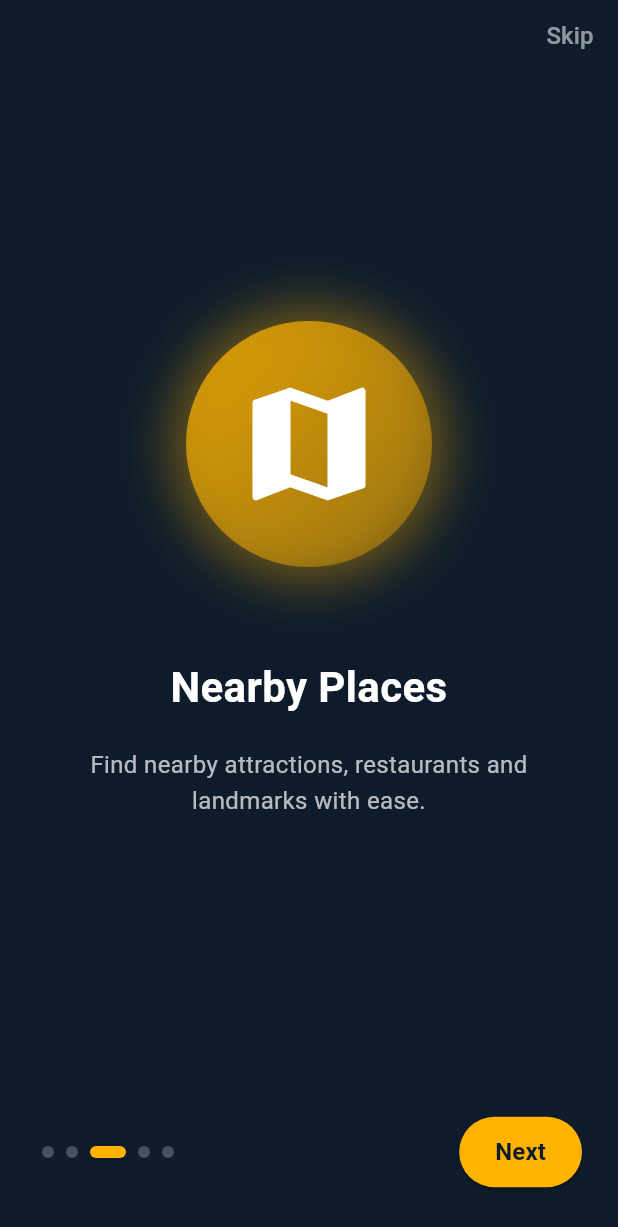
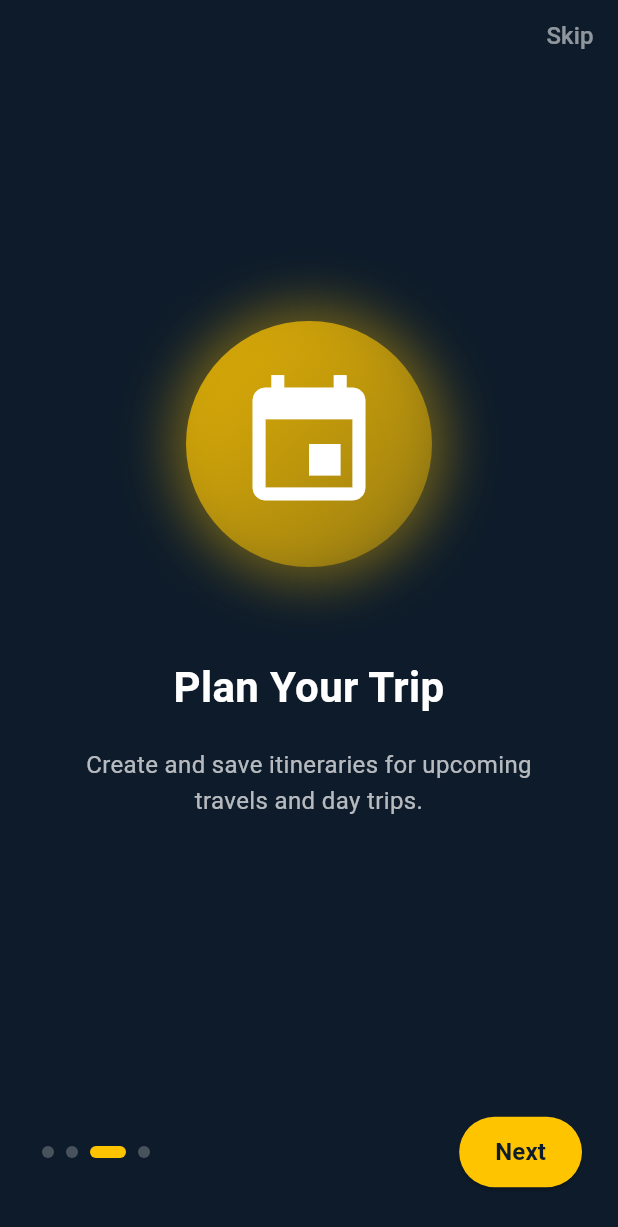
Before and after one commit to ChamodyaRuvishan/Mr-Guide-Latest, a Flutter app: the OnboardingScreen screen opened by its route, swiped to page 3, on a phone screen of 412 x 824 dp. Shown: the top 1227 px of the screen. Run offline on Flutter 3.47's test engine with Material 3 defaults, Android fonts, the phone set to English and light mode, and no system bars; our stand-ins replace flutter_map, geolocator, latlong2, shared_preferences; accounts and stored records are empty.

Commit message:
changes  in mobile app

```diff
--- a/lib/screens/onboarding_screen.dart
+++ b/lib/screens/onboarding_screen.dart
@@ -13,12 +13,12 @@ class _OnboardingScreenState extends State<OnboardingScreen> {
   int _currentPage = 0;
 
   final List<OnboardingPage> _pages = [
-    OnboardingPage(
-      icon: Icons.location_on,
-      color: const Color(0xFFFFC107),
-      title: "Welcome to Mr.Guide",
-      message: "Your personal tour guide. Discover places, plan trips, and explore with confidence.",
-    ),
+    // OnboardingPage(
+    //   icon: Icons.location_on,
+    //   color: const Color(0xFFFFC107),
+    //   title: "Welcome to Mr.Guide",
+    //   message: "Your personal tour guide. Discover places, plan trips, and explore with confidence.",
+    // ),
     OnboardingPage(
       icon: Icons.explore,
       color: const Color(0xFFFFD54F),
```
